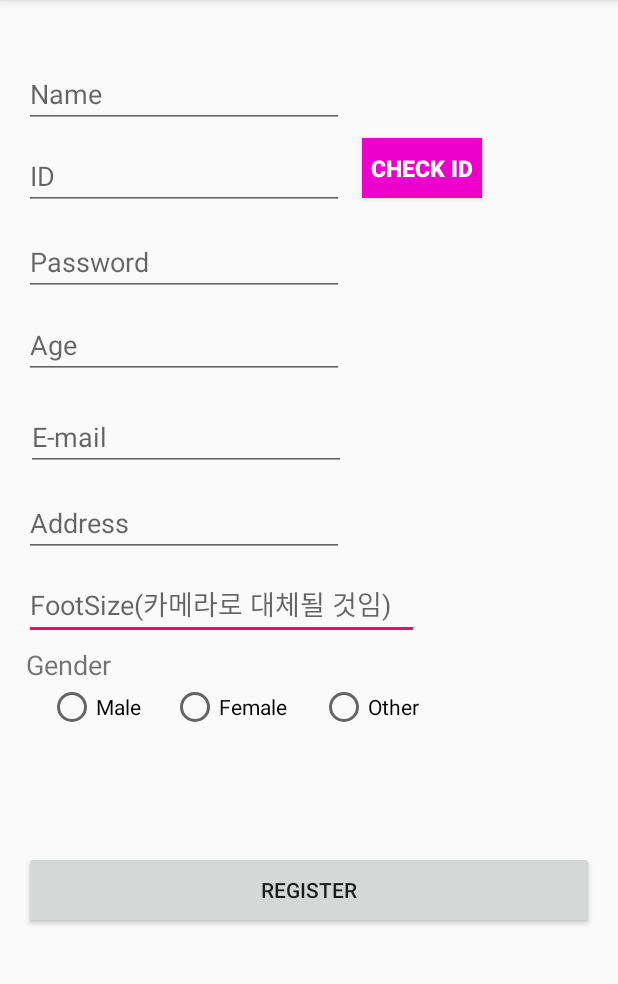
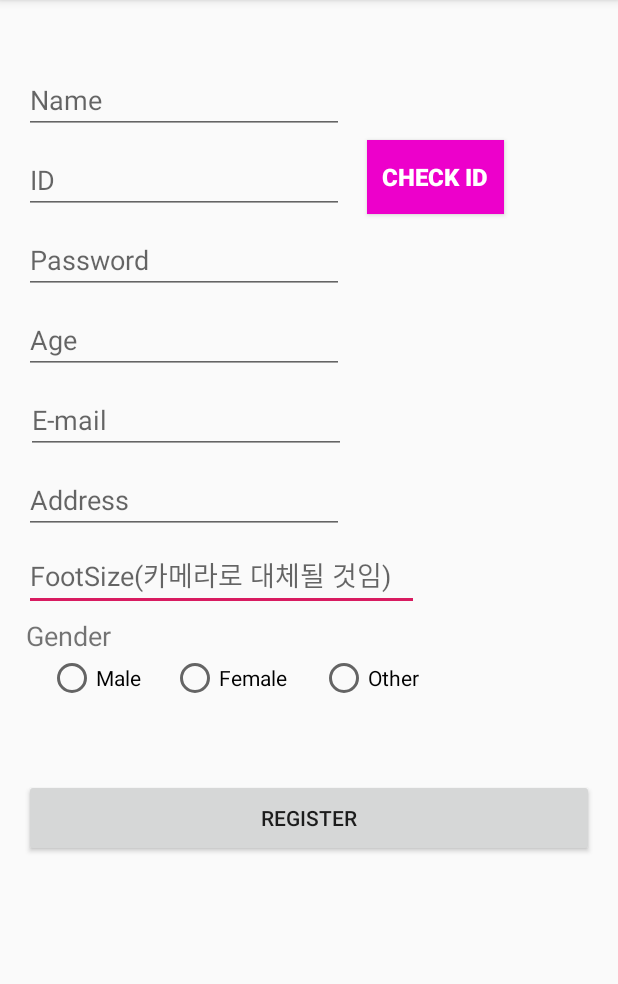
Before and after one commit to K-osA/Bien-Ajuste, an Android app: the RegisterActivity screen opened directly, with no data from a screen before it, on a phone screen of 412 x 824 dp, the part 84-1068 px from its top. Run offline under Robolectric (Android 15) with nearby library versions, the phone set to English and light mode, and no system bars; our stand-ins replace Volley.

Commit message:
little change

```diff
--- a/app/build.gradle
+++ b/app/build.gradle
@@ -7,8 +7,8 @@ android {
         applicationId "com.examp.bienajuste"
         minSdkVersion 16
         targetSdkVersion 29
-        versionCode 1
-        versionName "1.0"
+        versionCode 2
+        versionName "1.0.1"
         testInstrumentationRunner "androidx.test.runner.AndroidJUnitRunner"
     }
     buildTypes {
--- a/app/src/main/java/com/examp/bienajuste/RegisterActivity.java
+++ b/app/src/main/java/com/examp/bienajuste/RegisterActivity.java
@@ -146,6 +146,7 @@ public class RegisterActivity extends AppCompatActivity {
                                         });
                                 dialog=builder.create();
                                 dialog.show();
+
                             }
 
                             else{
--- a/app/src/main/res/layout/activity_login.xml
+++ b/app/src/main/res/layout/activity_login.xml
@@ -40,11 +40,9 @@
         android:layout_height="wrap_content"
         android:layout_marginTop="36dp"
         android:text="Login"
-        app:layout_constraintBottom_toBottomOf="parent"
-        app:layout_constraintEnd_toEndOf="@+id/passwordText"
-        app:layout_constraintStart_toStartOf="@+id/passwordText"
-        app:layout_constraintTop_toBottomOf="@+id/passwordText"
-        app:layout_constraintVertical_bias="0.0" />
+        app:layout_constraintEnd_toEndOf="parent"
+        app:layout_constraintStart_toStartOf="parent"
+        app:layout_constraintTop_toBottomOf="@+id/passwordText" />
 
     <TextView
         android:id="@+id/registerButton"
@@ -54,8 +52,8 @@
         android:text="Register"
         android:textAppearance="@style/Base.TextAppearance.AppCompat.Button"
         app:layout_constraintBottom_toBottomOf="parent"
-        app:layout_constraintEnd_toEndOf="@+id/loginButton"
-        app:layout_constraintStart_toStartOf="@+id/loginButton"
+        app:layout_constraintEnd_toEndOf="parent"
+        app:layout_constraintStart_toStartOf="parent"
         app:layout_constraintTop_toBottomOf="@+id/loginButton"
         app:layout_constraintVertical_bias="0.0" />
 
--- a/app/src/main/res/layout/activity_register.xml
+++ b/app/src/main/res/layout/activity_register.xml
@@ -8,19 +8,23 @@
 
     <Button
         android:id="@+id/validateButton"
-        android:layout_width="80dp"
-        android:layout_height="40dp"
+        android:layout_width="91dp"
+        android:layout_height="49dp"
         android:layout_gravity="center"
-        android:layout_marginStart="12dp"
-        android:layout_marginLeft="12dp"
-        android:layout_marginTop="92dp"
+        android:layout_marginTop="112dp"
+        android:layout_marginEnd="36dp"
+        android:layout_marginRight="36dp"
         android:background="@color/colorWarning"
         android:text="Check ID"
         android:textColor="#ffffff"
-        android:textSize="15dp"
+        android:textSize="16dp"
         android:textStyle="bold"
+        app:layout_constraintBottom_toBottomOf="@+id/idText"
+        app:layout_constraintEnd_toEndOf="parent"
+        app:layout_constraintHorizontal_bias="0.272"
         app:layout_constraintStart_toEndOf="@+id/idText"
-        app:layout_constraintTop_toTopOf="parent" />
+        app:layout_constraintTop_toTopOf="parent"
+        app:layout_constraintVertical_bias="1.0" />
 
     <EditText
         android:id="@+id/footsizeText"
@@ -28,10 +32,12 @@
         android:layout_height="43dp"
         android:layout_marginStart="16dp"
         android:layout_marginLeft="16dp"
-        android:layout_marginTop="12dp"
+        android:layout_marginTop="8dp"
         android:ems="10"
         android:hint="FootSize(카메라로 대체될 것임)"
         android:inputType="textPersonName"
+        app:layout_constraintEnd_toEndOf="parent"
+        app:layout_constraintHorizontal_bias="0.0"
         app:layout_constraintStart_toStartOf="parent"
         app:layout_constraintTop_toBottomOf="@+id/addressText" />
 
@@ -41,10 +47,12 @@
         android:layout_height="wrap_content"
         android:layout_marginStart="16dp"
         android:layout_marginLeft="16dp"
-        android:layout_marginTop="12dp"
+        android:layout_marginTop="8dp"
         android:ems="10"
         android:hint="Address"
         android:inputType="textPersonName"
+        app:layout_constraintEnd_toEndOf="parent"
+        app:layout_constraintHorizontal_bias="0.0"
         app:layout_constraintStart_toStartOf="parent"
         app:layout_constraintTop_toBottomOf="@+id/emailText" />
 
@@ -54,10 +62,12 @@
         android:layout_height="wrap_content"
         android:layout_marginStart="16dp"
         android:layout_marginLeft="16dp"
-        android:layout_marginTop="40dp"
+        android:layout_marginTop="44dp"
         android:ems="10"
         android:hint="Name"
         android:inputType="textPersonName"
+        app:layout_constraintEnd_toEndOf="parent"
+        app:layout_constraintHorizontal_bias="0.0"
         app:layout_constraintStart_toStartOf="parent"
         app:layout_constraintTop_toTopOf="parent" />
 
@@ -67,10 +77,12 @@
         android:layout_height="wrap_content"
         android:layout_marginStart="16dp"
         android:layout_marginLeft="16dp"
-        android:layout_marginTop="12dp"
+        android:layout_marginTop="8dp"
         android:ems="10"
         android:hint="Password"
         android:inputType="textPassword"
+        app:layout_constraintEnd_toEndOf="parent"
+        app:layout_constraintHorizontal_bias="0.0"
         app:layout_constraintStart_toStartOf="parent"
         app:layout_constraintTop_toBottomOf="@+id/idText" />
 
@@ -80,10 +92,12 @@
         android:layout_height="wrap_content"
         android:layout_marginStart="16dp"
         android:layout_marginLeft="16dp"
-        android:layout_marginTop="10dp"
+        android:layout_marginTop="8dp"
         android:ems="10"
         android:hint="Age"
         android:inputType="phone"
+        app:layout_constraintEnd_toEndOf="parent"
+        app:layout_constraintHorizontal_bias="0.0"
         app:layout_constraintStart_toStartOf="parent"
         app:layout_constraintTop_toBottomOf="@+id/passwordText" />
 
@@ -142,7 +156,8 @@
         app:layout_constraintEnd_toEndOf="parent"
         app:layout_constraintHorizontal_bias="0.0"
         app:layout_constraintStart_toStartOf="parent"
-        app:layout_constraintTop_toBottomOf="@+id/genderGroup" />
+        app:layout_constraintTop_toBottomOf="@+id/genderGroup"
+        app:layout_constraintVertical_bias="0.269" />
 
     <EditText
         android:id="@+id/idText"
@@ -150,7 +165,7 @@
         android:layout_height="wrap_content"
         android:layout_marginStart="16dp"
         android:layout_marginLeft="16dp"
-        android:layout_marginTop="9dp"
+        android:layout_marginTop="8dp"
         android:ems="10"
         android:hint="ID"
         android:inputType="textPersonName"
@@ -162,11 +177,13 @@
         android:layout_width="wrap_content"
         android:layout_height="wrap_content"
         android:layout_marginStart="17dp"
-        android:layout_marginLeft="17dp"
-        android:layout_marginTop="16dp"
+        android:layout_marginLeft="16dp"
+        android:layout_marginTop="8dp"
         android:ems="10"
         android:hint="E-mail"
         android:inputType="textPersonName"
+        app:layout_constraintEnd_toEndOf="parent"
+        app:layout_constraintHorizontal_bias="0.0"
         app:layout_constraintStart_toStartOf="parent"
         app:layout_constraintTop_toBottomOf="@+id/ageText" />
 
```
